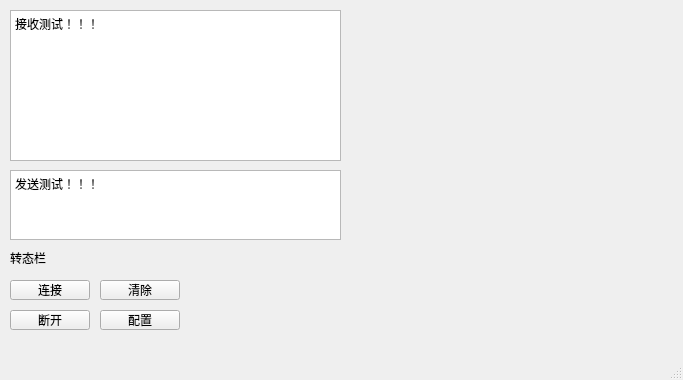
Old version of the form mainwindow.ui in the repository G850/QtDemo.
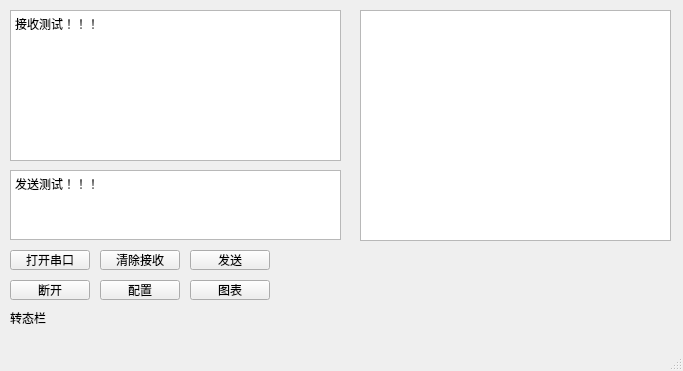
New version of the form. Custom widgets are drawn as their Qt base class.

Commit message: 添加图表！！！

What changed in the file:
```diff
--- a/mainwindow.ui
+++ b/mainwindow.ui
@@ -7,7 +7,7 @@
     <x>0</x>
     <y>0</y>
     <width>683</width>
-    <height>380</height>
+    <height>371</height>
    </rect>
   </property>
   <property name="windowTitle">
@@ -18,7 +18,7 @@
     <property name="geometry">
      <rect>
       <x>100</x>
-      <y>310</y>
+      <y>280</y>
       <width>80</width>
       <height>20</height>
      </rect>
@@ -31,20 +31,20 @@
     <property name="geometry">
      <rect>
       <x>10</x>
-      <y>280</y>
+      <y>250</y>
       <width>80</width>
       <height>20</height>
      </rect>
     </property>
     <property name="text">
-     <string>连接</string>
+     <string>打开串口</string>
     </property>
    </widget>
    <widget class="QPushButton" name="actionDisconnect">
     <property name="geometry">
      <rect>
       <x>10</x>
-      <y>310</y>
+      <y>280</y>
       <width>80</width>
       <height>20</height>
      </rect>
@@ -74,7 +74,7 @@
     <property name="geometry">
      <rect>
       <x>10</x>
-      <y>250</y>
+      <y>310</y>
       <width>331</width>
       <height>16</height>
      </rect>
@@ -103,13 +103,49 @@
     <property name="geometry">
      <rect>
       <x>100</x>
+      <y>250</y>
+      <width>80</width>
+      <height>20</height>
+     </rect>
+    </property>
+    <property name="text">
+     <string>清除接收</string>
+    </property>
+   </widget>
+   <widget class="QPushButton" name="actionSend">
+    <property name="geometry">
+     <rect>
+      <x>190</x>
+      <y>250</y>
+      <width>80</width>
+      <height>20</height>
+     </rect>
+    </property>
+    <property name="text">
+     <string>发送</string>
+    </property>
+   </widget>
+   <widget class="QtCharts::QChartView" name="graphicsView">
+    <property name="geometry">
+     <rect>
+      <x>360</x>
+      <y>10</y>
+      <width>311</width>
+      <height>231</height>
+     </rect>
+    </property>
+   </widget>
+   <widget class="QPushButton" name="chartPushButton">
+    <property name="geometry">
+     <rect>
+      <x>190</x>
       <y>280</y>
       <width>80</width>
       <height>20</height>
      </rect>
     </property>
     <property name="text">
-     <string>清除</string>
+     <string>图表</string>
     </property>
    </widget>
   </widget>
@@ -125,6 +161,13 @@
   </widget>
   <widget class="QStatusBar" name="statusbar"/>
  </widget>
+ <customwidgets>
+  <customwidget>
+   <class>QtCharts::QChartView</class>
+   <extends>QGraphicsView</extends>
+   <header location="global">qchartview.h</header>
+  </customwidget>
+ </customwidgets>
  <resources/>
  <connections/>
 </ui>
```
The commit also changes 17 other files.
